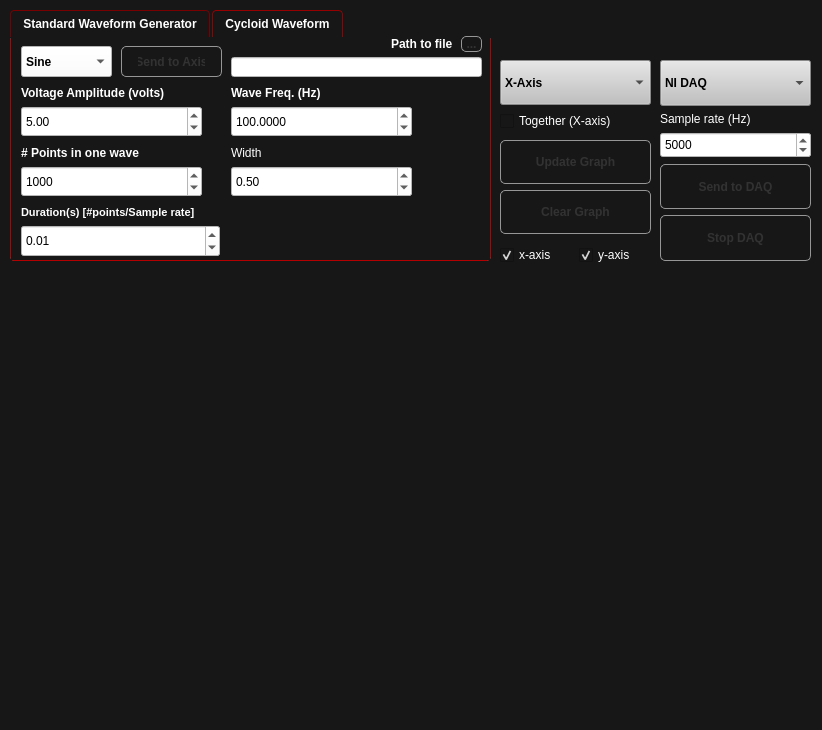
First picture: the form in Python/Analog control/front_panel.ui, repository SCANNERMAX/MACH-DSP-SDK, before the edit.
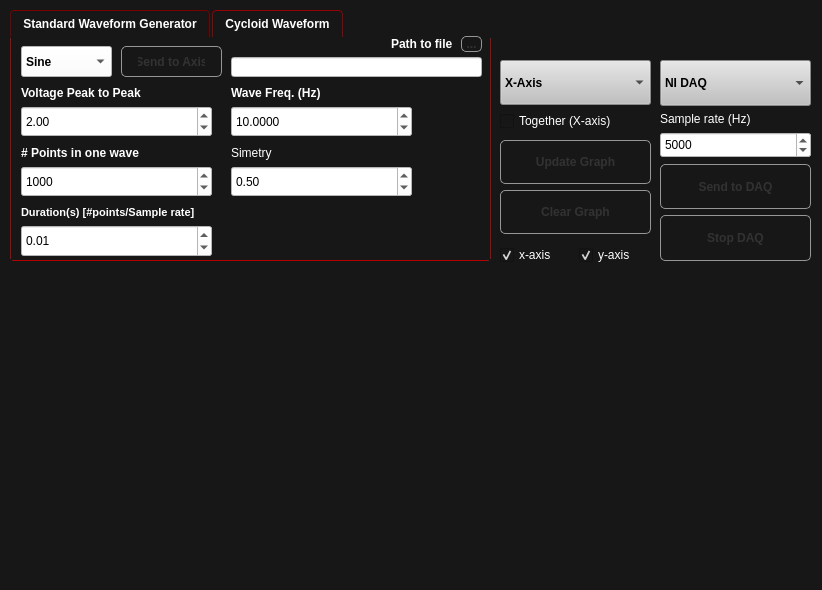
Second picture: the form after the edit. Icons and pictures are not drawn.

What changed in the file:
```diff
--- a/Python/Analog control/front_panel.ui
+++ b/Python/Analog control/front_panel.ui
@@ -7,15 +7,27 @@
     <x>0</x>
     <y>0</y>
     <width>822</width>
-    <height>730</height>
+    <height>590</height>
    </rect>
   </property>
   <property name="sizePolicy">
-   <sizepolicy hsizetype="Preferred" vsizetype="Preferred">
+   <sizepolicy hsizetype="Fixed" vsizetype="Fixed">
     <horstretch>0</horstretch>
     <verstretch>0</verstretch>
    </sizepolicy>
   </property>
+  <property name="minimumSize">
+   <size>
+    <width>822</width>
+    <height>590</height>
+   </size>
+  </property>
+  <property name="maximumSize">
+   <size>
+    <width>822</width>
+    <height>590</height>
+   </size>
+  </property>
   <property name="windowTitle">
    <string>Analog Waveform Generator</string>
   </property>
@@ -163,7 +175,7 @@
        <rect>
         <x>10</x>
         <y>50</y>
-        <width>181</width>
+        <width>191</width>
         <height>51</height>
        </rect>
       </property>
@@ -180,7 +192,7 @@
           <string notr="true">color: rgb(255, 255, 255);</string>
          </property>
          <property name="text">
-          <string>Voltage Amplitude (volts)</string>
+          <string>Voltage Peak to Peak</string>
          </property>
         </widget>
        </item>
@@ -202,16 +214,16 @@
           <string notr="true">background-color: rgb(255, 255, 255);</string>
          </property>
          <property name="minimum">
-          <double>-10.000000000000000</double>
+          <double>0.000000000000000</double>
          </property>
          <property name="maximum">
-          <double>10.000000000000000</double>
+          <double>20.000000000000000</double>
          </property>
          <property name="singleStep">
           <double>0.100000000000000</double>
          </property>
          <property name="value">
-          <double>5.000000000000000</double>
+          <double>2.000000000000000</double>
          </property>
         </widget>
        </item>
@@ -270,7 +282,7 @@
           <double>10.000000000000000</double>
          </property>
          <property name="value">
-          <double>100.000000000000000</double>
+          <double>10.000000000000000</double>
          </property>
         </widget>
        </item>
@@ -281,7 +293,7 @@
        <rect>
         <x>10</x>
         <y>110</y>
-        <width>181</width>
+        <width>191</width>
         <height>51</height>
        </rect>
       </property>
@@ -357,7 +369,7 @@
           <string notr="true">color: rgb(255, 255, 255);</string>
          </property>
          <property name="text">
-          <string>Width</string>
+          <string>Simetry</string>
          </property>
         </widget>
        </item>
@@ -447,7 +459,7 @@
        <rect>
         <x>10</x>
         <y>170</y>
-        <width>199</width>
+        <width>191</width>
         <height>51</height>
        </rect>
       </property>
@@ -1012,7 +1024,7 @@
       <x>10</x>
       <y>270</y>
       <width>801</width>
-      <height>451</height>
+      <height>311</height>
      </rect>
     </property>
     <layout class="QVBoxLayout" name="verticalLayout">
```
Left out of the diff: 11 changed lines with no effect on the pictures.
